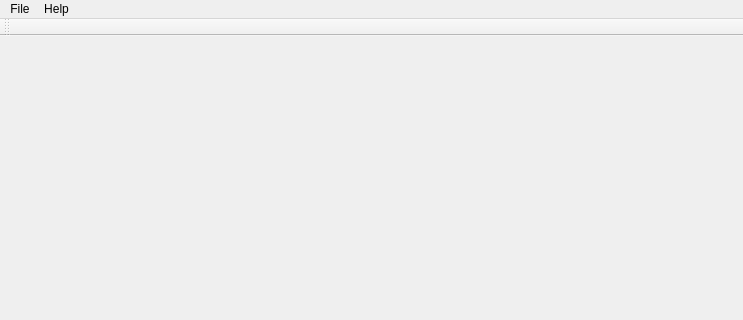
Above: mainwindow.ui from pansynchronize/Colter before the change; both pictures show x 0 to 743 and y 0 to 320 of the 743 by 463 pixel window. Below: the same form after it.
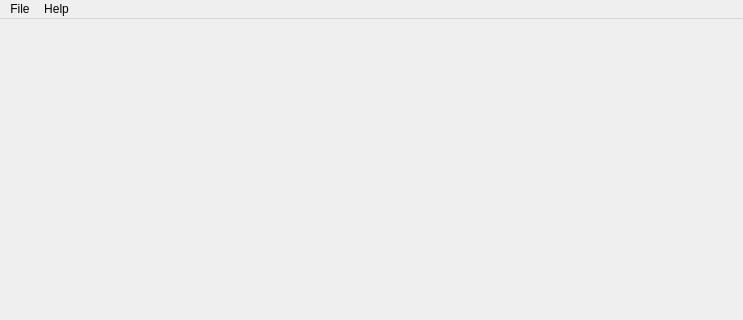
That is the form after the change.

Patch:
```diff
--- a/mainwindow.ui
+++ b/mainwindow.ui
@@ -57,14 +57,6 @@
    <addaction name="menuFile"/>
    <addaction name="menuHelp"/>
   </widget>
-  <widget class="QToolBar" name="mainToolBar">
-   <attribute name="toolBarArea">
-    <enum>TopToolBarArea</enum>
-   </attribute>
-   <attribute name="toolBarBreak">
-    <bool>false</bool>
-   </attribute>
-  </widget>
   <widget class="QStatusBar" name="statusBar"/>
   <action name="actionExit">
    <property name="text">
```
